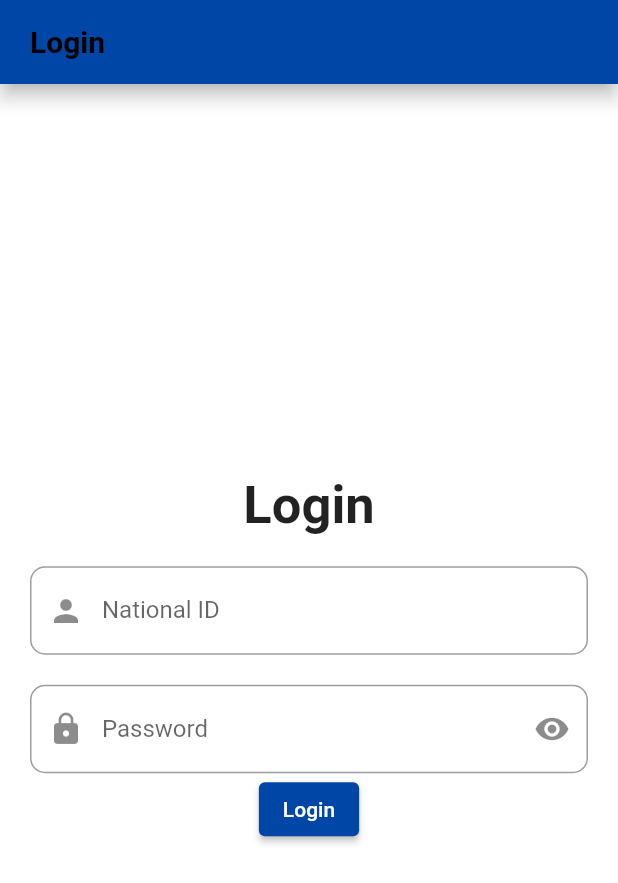
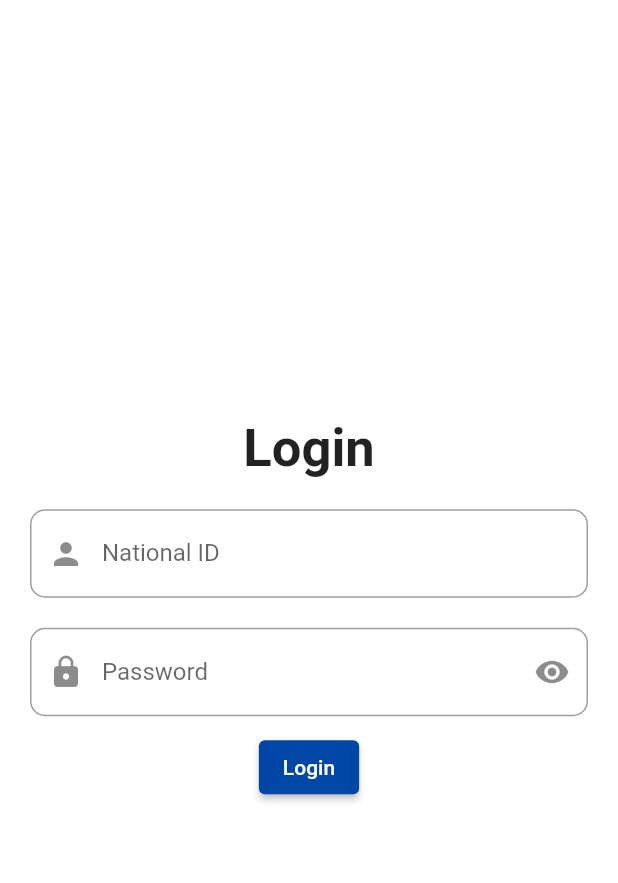
Before and after one commit to DavidNael/E-citizen, a Flutter app: the screen it shows after launch, after a tap on "Login", on a phone screen of 412 x 824 dp. Shown: the top 883 px of the screen. Run offline on Flutter 3.47's test engine with Material 2 defaults, Android fonts, the phone set to English and light mode, and no system bars; our stand-ins replace bloc, firebase_core, flutter_bloc, hexcolor; accounts and stored records are empty.

Commit message:
Login screen added

```diff
--- a/E-Citizen/lib/main.dart
+++ b/E-Citizen/lib/main.dart
@@ -1,6 +1,8 @@
 import 'package:ecitizen/modules/login/LoginScreen.dart';
+import 'package:ecitizen/shared/cubit/cubit.dart';
 import 'package:ecitizen/shared/styles/themes.dart';
 import 'package:flutter/material.dart';
+import 'package:flutter_bloc/flutter_bloc.dart';
 
 void main() {
   runApp(const ECitizen());
@@ -12,10 +14,17 @@ class ECitizen extends StatelessWidget {
   // This widget is the root of your application.
   @override
   Widget build(BuildContext context) {
-    return MaterialApp(
-      debugShowCheckedModeBanner: false,
-      home: LoginScreen(),
-      theme: lightTheme(),
+    return MultiBlocProvider(
+      providers: [
+        BlocProvider(
+          create: (context) => ECitizenCubit(),
+        ),
+      ],
+      child: MaterialApp(
+        debugShowCheckedModeBanner: false,
+        home: LoginScreen(),
+        theme: lightTheme(),
+      ),
     );
   }
 }
--- a/E-Citizen/lib/modules/login/LoginScreen.dart
+++ b/E-Citizen/lib/modules/login/LoginScreen.dart
@@ -1,6 +1,9 @@
 import 'package:ecitizen/shared/components/components.dart';
+import 'package:ecitizen/shared/cubit/cubit.dart';
+import 'package:ecitizen/shared/cubit/states.dart';
 import 'package:flutter/cupertino.dart';
 import 'package:flutter/material.dart';
+import 'package:flutter_bloc/flutter_bloc.dart';
 import 'package:hexcolor/hexcolor.dart';
 
 import '../../shared/styles/color.dart';
@@ -9,19 +12,18 @@ class LoginScreen extends StatelessWidget {
   LoginScreen({Key? key}) : super(key: key);
   final TextEditingController _NIDController = TextEditingController();
   final TextEditingController _passwordController = TextEditingController();
+  final formKey = GlobalKey<FormState>();
   @override
   Widget build(BuildContext context) {
     return Scaffold(
       backgroundColor: color1,
-      appBar: AppBar(
-        title: Text("Login"),
-      ),
       body: Center(
         child: Column(
           mainAxisAlignment: MainAxisAlignment.center,
           crossAxisAlignment: CrossAxisAlignment.center,
           children: [
             Form(
+              key: formKey,
               child: Padding(
                 padding: const EdgeInsets.all(20.0),
                 child: Column(
@@ -46,10 +48,7 @@ class LoginScreen extends StatelessWidget {
                         label: "National ID",
                         borderRadius: 10,
                         validator: (nid) {
-                          if (nid.toString().length != 14) {
-                            return "National ID must be 14 digits.";
-                          }
-                          return null;
+                          cubit.validateNID(nid.toString());
                         },
                       ),
                     ),
@@ -66,14 +65,17 @@ class LoginScreen extends StatelessWidget {
                       label: "Password",
                       borderRadius: 10,
                       validator: (password) {
-                        if (!validatePassword(password.toString())) {
-                          return "Weak Password. password must contain numerical digit and at least 8 characters long.";
-                        }
-                        return null;
+                        cubit.validatePassword(password.toString());
                       },
                     ),
-                    myElevatedButton(
-                      text: "Login",
+                    Padding(
+                      padding: const EdgeInsets.symmetric(vertical: 10),
+                      child: myElevatedButton(
+                        text: "Login",
+                        onPressed: () {
+                          formKey.currentState?.validate();
+                        },
+                      ),
                     ),
                   ],
                 ),
@@ -83,5 +85,7 @@ class LoginScreen extends StatelessWidget {
         ),
       ),
     );
+
+    ;
   }
 }
--- a/E-Citizen/lib/shared/components/components.dart
+++ b/E-Citizen/lib/shared/components/components.dart
@@ -37,9 +37,10 @@ Widget myElevatedButton({
   required String text,
   Color buttonColor = myYellow,
   Color textColor = Colors.white,
+  required VoidCallback onPressed,
 }) {
   return ElevatedButton(
-    onPressed: () {},
+    onPressed: onPressed,
     style: TextButton.styleFrom(backgroundColor: buttonColor),
     child: Text(
       text,
@@ -203,7 +204,7 @@ BoxDecoration decorateContainer() => BoxDecoration(
       borderRadius: BorderRadius.circular(25),
     );
 //! Password Validator
-bool validatePassword(String value) {
+bool passwordValidator(String value) {
   RegExp regExp = RegExp(r'^(?=.*?[a-z])(?=.*?[0-9]).{8,}$');
   if (regExp.hasMatch(value)) {
     return true;
--- /dev/null
+++ b/E-Citizen/lib/shared/cubit/states.dart
@@ -0,0 +1,13 @@
+import 'package:firebase_core/firebase_core.dart';
+
+abstract class ECitizenStates {}
+
+class InitialState extends ECitizenStates {}
+
+class NIDValidState extends ECitizenStates {}
+
+class NIDInValidState extends ECitizenStates {}
+
+class PasswordInValidState extends ECitizenStates {}
+
+class PasswordValidState extends ECitizenStates {}
--- a/E-Citizen/lib/shared/styles/color.dart
+++ b/E-Citizen/lib/shared/styles/color.dart
@@ -8,7 +8,7 @@ const String dimDark = '243447';
 const Color color1 = Colors.white;
 //Choice 1
 // const Color myYellow = Color.fromARGB(255, 62, 151, 199);
-/// const Color myBlueColor = Color(0xFF0046A7);
+ const Color myBlueColor = Color(0xFF0046A7);
 
 const Color myYellow = Color(0xFF0046A7);
 const Color myLightBlue2 = Color(0xFFBDCDD6);
--- a/E-Citizen/lib/shared/styles/themes.dart
+++ b/E-Citizen/lib/shared/styles/themes.dart
@@ -12,10 +12,10 @@ ThemeData lightTheme() {
     // control appBar
     appBarTheme: const AppBarTheme(
       // control status bar
-      // systemOverlayStyle: SystemUiOverlayStyle(
-      //   statusBarColor: Colors.black,
-      //   statusBarIconBrightness: Brightness.light,
-      // ),
+      systemOverlayStyle: SystemUiOverlayStyle(
+        statusBarColor: myBlueColor,
+        statusBarIconBrightness: Brightness.light,
+      ),
 
       elevation: 5,
       backgroundColor: myYellow,
@@ -25,8 +25,9 @@ ThemeData lightTheme() {
 
       // control title
       titleSpacing: 20,
+      centerTitle: true,
       titleTextStyle: TextStyle(
-        color: Colors.black,
+        color: Colors.white,
         fontWeight: FontWeight.bold,
         fontSize: 20,
       ),
```
Also changed, not shown: E-Citizen/lib/shared/cubit/cubit.dart (added, +36 -0 lines).
